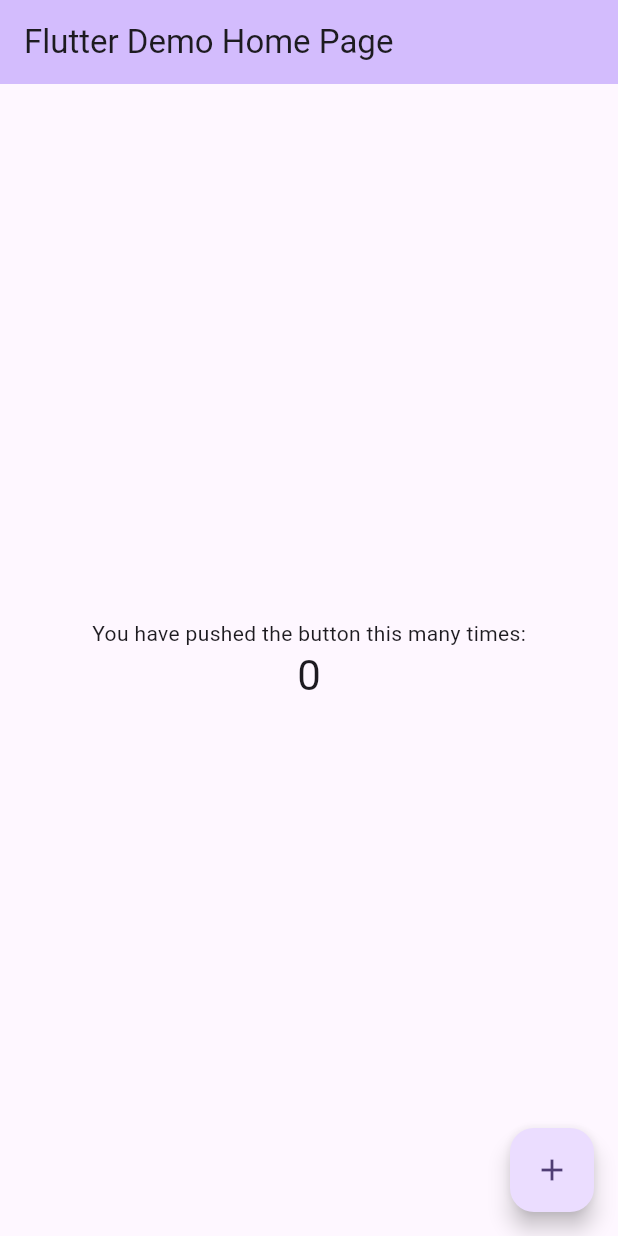
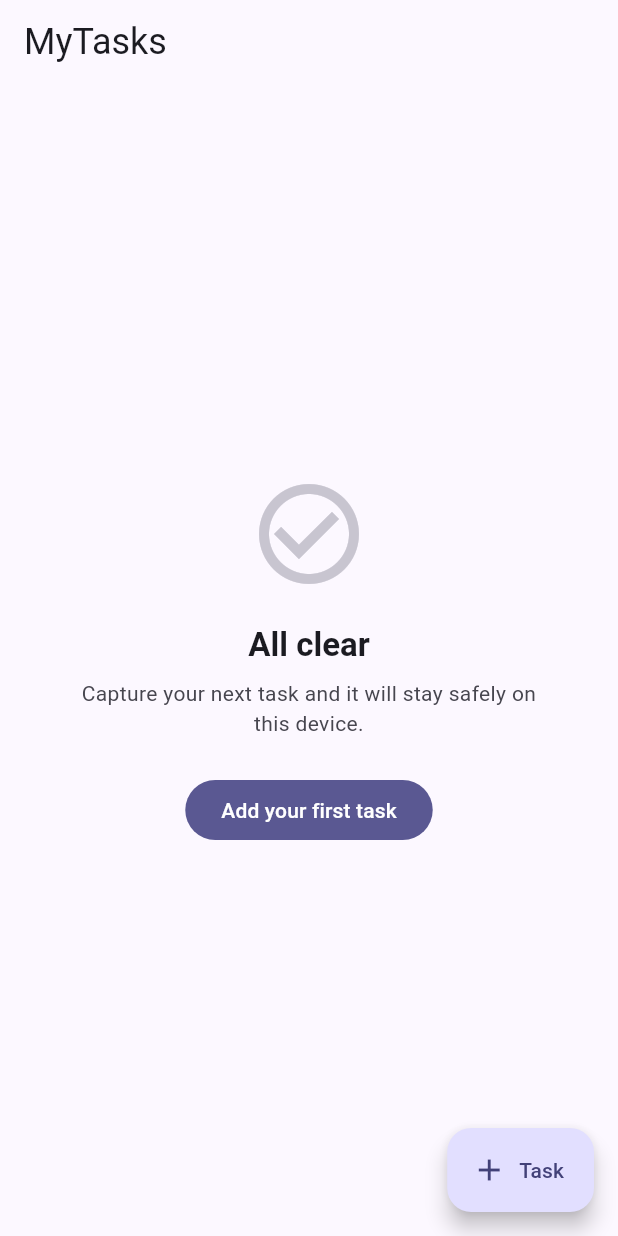
Before and after one commit to AiratTop/mytasks, a Flutter app: the screen it shows after launch, on a phone screen of 412 x 824 dp. Run offline on Flutter 3.47's test engine with Material 3 defaults, Android fonts, the phone set to English and light mode, and no system bars; our stand-ins replace shared_preferences.

Commit message:
Add task manager code

```diff
--- a/lib/main.dart
+++ b/lib/main.dart
@@ -1,122 +1,265 @@
 import 'package:flutter/material.dart';
+import 'package:shared_preferences/shared_preferences.dart';
 
-void main() {
-  runApp(const MyApp());
+const _storageKey = 'mytasks_items';
+
+Future<void> main() async {
+  WidgetsFlutterBinding.ensureInitialized();
+  runApp(const MyTasksApp());
 }
 
-class MyApp extends StatelessWidget {
-  const MyApp({super.key});
+class MyTasksApp extends StatelessWidget {
+  const MyTasksApp({super.key});
 
-  // This widget is the root of your application.
   @override
   Widget build(BuildContext context) {
     return MaterialApp(
-      title: 'Flutter Demo',
-      theme: ThemeData(
-        // This is the theme of your application.
-        //
-        // TRY THIS: Try running your application with "flutter run". You'll see
-        // the application has a purple toolbar. Then, without quitting the app,
-        // try changing the seedColor in the colorScheme below to Colors.green
-        // and then invoke "hot reload" (save your changes or press the "hot
-        // reload" button in a Flutter-supported IDE, or press "r" if you used
-        // the command line to start the app).
-        //
-        // Notice that the counter didn't reset back to zero; the application
-        // state is not lost during the reload. To reset the state, use hot
-        // restart instead.
-        //
-        // This works for code too, not just values: Most code changes can be
-        // tested with just a hot reload.
-        colorScheme: .fromSeed(seedColor: Colors.deepPurple),
+      title: 'MyTasks',
+      theme: _buildTheme(Brightness.light),
+      darkTheme: _buildTheme(Brightness.dark),
+      themeMode: ThemeMode.system,
+      home: const TaskHomePage(),
+    );
+  }
+
+  ThemeData _buildTheme(Brightness brightness) {
+    final scheme = ColorScheme.fromSeed(
+      seedColor: const Color(0xFF4F46E5),
+      brightness: brightness,
+    );
+
+    return ThemeData(
+      useMaterial3: true,
+      colorScheme: scheme,
+      scaffoldBackgroundColor: scheme.surface,
+      appBarTheme: AppBarTheme(
+        backgroundColor: scheme.surface,
+        foregroundColor: scheme.onSurface,
+        elevation: 0,
+        centerTitle: false,
       ),
-      home: const MyHomePage(title: 'Flutter Demo Home Page'),
+      cardTheme: CardThemeData(
+        color: scheme.surfaceContainerHighest,
+        elevation: 0,
+        shape: RoundedRectangleBorder(borderRadius: BorderRadius.circular(18)),
+      ),
     );
   }
 }
 
-class MyHomePage extends StatefulWidget {
-  const MyHomePage({super.key, required this.title});
-
-  // This widget is the home page of your application. It is stateful, meaning
-  // that it has a State object (defined below) that contains fields that affect
-  // how it looks.
-
-  // This class is the configuration for the state. It holds the values (in this
-  // case the title) provided by the parent (in this case the App widget) and
-  // used by the build method of the State. Fields in a Widget subclass are
-  // always marked "final".
-
-  final String title;
+class TaskHomePage extends StatefulWidget {
+  const TaskHomePage({super.key});
 
   @override
-  State<MyHomePage> createState() => _MyHomePageState();
+  State<TaskHomePage> createState() => _TaskHomePageState();
 }
 
-class _MyHomePageState extends State<MyHomePage> {
-  int _counter = 0;
+class _TaskHomePageState extends State<TaskHomePage> {
+  final TextEditingController _controller = TextEditingController();
+  List<String> _tasks = <String>[];
+  bool _loading = true;
 
-  void _incrementCounter() {
+  @override
+  void initState() {
+    super.initState();
+    _loadTasks();
+  }
+
+  Future<void> _loadTasks() async {
+    final prefs = await SharedPreferences.getInstance();
+    final stored = prefs.getStringList(_storageKey) ?? <String>[];
     setState(() {
-      // This call to setState tells the Flutter framework that something has
-      // changed in this State, which causes it to rerun the build method below
-      // so that the display can reflect the updated values. If we changed
-      // _counter without calling setState(), then the build method would not be
-      // called again, and so nothing would appear to happen.
-      _counter++;
+      _tasks = stored;
+      _loading = false;
+    });
+  }
+
+  Future<void> _persistTasks(List<String> next) async {
+    final prefs = await SharedPreferences.getInstance();
+    await prefs.setStringList(_storageKey, next);
+  }
+
+  Future<void> _addTask(String title) async {
+    final trimmed = title.trim();
+    if (trimmed.isEmpty) return;
+    final updated = List<String>.from(_tasks)..insert(0, trimmed);
+    setState(() => _tasks = updated);
+    await _persistTasks(updated);
+  }
+
+  Future<void> _completeTask(int index) async {
+    final updated = List<String>.from(_tasks)..removeAt(index);
+    setState(() => _tasks = updated);
+    await _persistTasks(updated);
+  }
+
+  void _showAddTaskSheet() {
+    _controller.clear();
+
+    showModalBottomSheet<void>(
+      context: context,
+      isScrollControlled: true,
+      showDragHandle: true,
+      builder: (ctx) {
+        return Padding(
+          padding: EdgeInsets.fromLTRB(
+            24,
+            24,
+            24,
+            24 + MediaQuery.of(ctx).viewInsets.bottom,
+          ),
+          child: Column(
+            mainAxisSize: MainAxisSize.min,
+            crossAxisAlignment: CrossAxisAlignment.start,
+            children: [
+              Text('New task', style: Theme.of(context).textTheme.titleLarge),
+              const SizedBox(height: 12),
+              TextField(
+                controller: _controller,
+                autofocus: true,
+                textInputAction: TextInputAction.done,
+                onSubmitted: (_) => _submitTask(ctx),
+                decoration: const InputDecoration(
+                  labelText: 'Title',
+                  hintText: "Capture what's next",
+                ),
+              ),
+              const SizedBox(height: 20),
+              SizedBox(
+                width: double.infinity,
+                child: FilledButton.icon(
+                  onPressed: () => _submitTask(ctx),
+                  icon: const Icon(Icons.check),
+                  label: const Text('Add task'),
+                ),
+              ),
+            ],
+          ),
+        );
+      },
+    );
+  }
+
+  void _submitTask(BuildContext sheetContext) {
+    final value = _controller.text;
+    _addTask(value).then((_) {
+      if (sheetContext.mounted) {
+        Navigator.of(sheetContext).pop();
+      }
     });
   }
 
   @override
+  void dispose() {
+    _controller.dispose();
+    super.dispose();
+  }
+
+  @override
   Widget build(BuildContext context) {
-    // This method is rerun every time setState is called, for instance as done
-    // by the _incrementCounter method above.
-    //
-    // The Flutter framework has been optimized to make rerunning build methods
-    // fast, so that you can just rebuild anything that needs updating rather
-    // than having to individually change instances of widgets.
     return Scaffold(
       appBar: AppBar(
-        // TRY THIS: Try changing the color here to a specific color (to
-        // Colors.amber, perhaps?) and trigger a hot reload to see the AppBar
-        // change color while the other colors stay the same.
-        backgroundColor: Theme.of(context).colorScheme.inversePrimary,
-        // Here we take the value from the MyHomePage object that was created by
-        // the App.build method, and use it to set our appbar title.
-        title: Text(widget.title),
+        title: Text(
+          'MyTasks',
+          style: Theme.of(context).textTheme.headlineSmall,
+        ),
       ),
-      body: Center(
-        // Center is a layout widget. It takes a single child and positions it
-        // in the middle of the parent.
+      body: SafeArea(
+        child: AnimatedSwitcher(
+          duration: const Duration(milliseconds: 200),
+          child: _loading
+              ? const Center(child: CircularProgressIndicator())
+              : _tasks.isEmpty
+              ? _EmptyState(onAddTap: _showAddTaskSheet)
+              : ListView.separated(
+                  key: const ValueKey('tasks-list'),
+                  padding: const EdgeInsets.fromLTRB(20, 16, 20, 100),
+                  itemCount: _tasks.length,
+                  separatorBuilder: (_, __) => const SizedBox(height: 12),
+                  itemBuilder: (context, index) {
+                    final task = _tasks[index];
+                    return Card(
+                      child: ListTile(
+                        leading: Checkbox(
+                          value: false,
+                          onChanged: (_) => _completeTask(index),
+                          shape: const CircleBorder(),
+                          side: BorderSide(
+                            color: Theme.of(context).colorScheme.outlineVariant,
+                          ),
+                        ),
+                        title: Text(
+                          task,
+                          style: Theme.of(context).textTheme.titleMedium
+                              ?.copyWith(fontWeight: FontWeight.w600),
+                        ),
+                        trailing: IconButton(
+                          icon: const Icon(Icons.more_horiz),
+                          onPressed: null,
+                          color: Theme.of(
+                            context,
+                          ).colorScheme.onSurfaceVariant.withOpacity(0.4),
+                          disabledColor: Theme.of(
+                            context,
+                          ).colorScheme.onSurfaceVariant.withOpacity(0.2),
+                        ),
+                      ),
+                    );
+                  },
+                ),
+        ),
+      ),
+      floatingActionButton: FloatingActionButton.extended(
+        onPressed: _showAddTaskSheet,
+        icon: const Icon(Icons.add),
+        label: const Text('Task'),
+      ),
+    );
+  }
+}
+
+class _EmptyState extends StatelessWidget {
+  const _EmptyState({required this.onAddTap});
+
+  final VoidCallback onAddTap;
+
+  @override
+  Widget build(BuildContext context) {
+    final scheme = Theme.of(context).colorScheme;
+    return Center(
+      child: Padding(
+        padding: const EdgeInsets.symmetric(horizontal: 42),
         child: Column(
-          // Column is also a layout widget. It takes a list of children and
-          // arranges them vertically. By default, it sizes itself to fit its
-          // children horizontally, and tries to be as tall as its parent.
-          //
-          // Column has various properties to control how it sizes itself and
-          // how it positions its children. Here we use mainAxisAlignment to
-          // center the children vertically; the main axis here is the vertical
-          // axis because Columns are vertical (the cross axis would be
-          // horizontal).
-          //
-          // TRY THIS: Invoke "debug painting" (choose the "Toggle Debug Paint"
-          // action in the IDE, or press "p" in the console), to see the
-          // wireframe for each widget.
-          mainAxisAlignment: .center,
+          mainAxisSize: MainAxisSize.min,
           children: [
-            const Text('You have pushed the button this many times:'),
+            Icon(
+              Icons.check_circle_outline,
+              size: 80,
+              color: scheme.outlineVariant,
+            ),
+            const SizedBox(height: 20),
             Text(
-              '$_counter',
-              style: Theme.of(context).textTheme.headlineMedium,
+              'All clear',
+              style: Theme.of(
+                context,
+              ).textTheme.titleLarge?.copyWith(fontWeight: FontWeight.bold),
+            ),
+            const SizedBox(height: 8),
+            Text(
+              'Capture your next task and it will stay safely on this device.',
+              style: Theme.of(
+                context,
+              ).textTheme.bodyMedium?.copyWith(color: scheme.onSurfaceVariant),
+              textAlign: TextAlign.center,
+            ),
+            const SizedBox(height: 24),
+            FilledButton(
+              onPressed: onAddTap,
+              child: const Text('Add your first task'),
             ),
           ],
         ),
       ),
-      floatingActionButton: FloatingActionButton(
-        onPressed: _incrementCounter,
-        tooltip: 'Increment',
-        child: const Icon(Icons.add),
-      ),
     );
   }
 }
--- a/pubspec.yaml
+++ b/pubspec.yaml
@@ -34,6 +34,7 @@ dependencies:
   # The following adds the Cupertino Icons font to your application.
   # Use with the CupertinoIcons class for iOS style icons.
   cupertino_icons: ^1.0.8
+  shared_preferences: ^2.2.2
 
 dev_dependencies:
   flutter_test:
```
Also changed, not shown: pubspec.lock, 11 other files.
